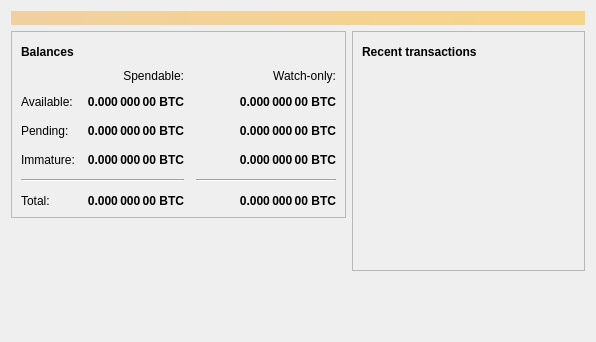
Qt form src/qt/forms/overviewpage.ui (bitcoincore-dev/bitcoin-2001-863168-294116-d812cf1189) before a commit.
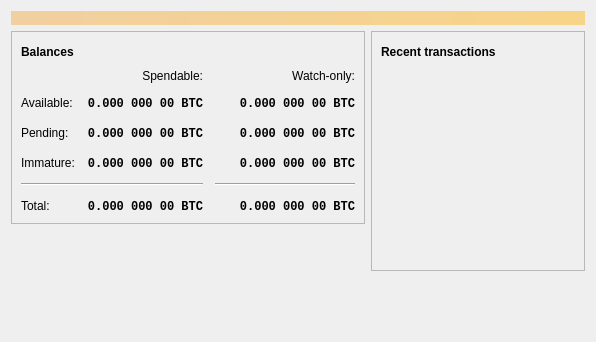
The same form after that commit. Icons and pictures are not drawn. Custom widgets are drawn as their Qt base class.

Commit message:
qt: Use monospace font for BitcoinAmountLabel
This prevents the UI to reflow the columns on every privacy toggle.

```diff
--- a/src/qt/forms/overviewpage.ui
+++ b/src/qt/forms/overviewpage.ui
@@ -118,6 +118,7 @@
              <widget class="BitcoinAmountLabel" name="labelWatchPending">
               <property name="font">
                <font>
+                <family>monospace</family>
                 <weight>75</weight>
                 <bold>true</bold>
                </font>
@@ -143,6 +144,7 @@
              <widget class="BitcoinAmountLabel" name="labelUnconfirmed">
               <property name="font">
                <font>
+                <family>monospace</family>
                 <weight>75</weight>
                 <bold>true</bold>
                </font>
@@ -168,6 +170,7 @@
              <widget class="BitcoinAmountLabel" name="labelWatchImmature">
               <property name="font">
                <font>
+                <family>monospace</family>
                 <weight>75</weight>
                 <bold>true</bold>
                </font>
@@ -226,6 +229,7 @@
              <widget class="BitcoinAmountLabel" name="labelImmature">
               <property name="font">
                <font>
+                <family>monospace</family>
                 <weight>75</weight>
                 <bold>true</bold>
                </font>
@@ -271,6 +275,7 @@
              <widget class="BitcoinAmountLabel" name="labelTotal">
               <property name="font">
                <font>
+                <family>monospace</family>
                 <weight>75</weight>
                 <bold>true</bold>
                </font>
@@ -296,6 +301,7 @@
              <widget class="BitcoinAmountLabel" name="labelWatchTotal">
               <property name="font">
                <font>
+                <family>monospace</family>
                 <weight>75</weight>
                 <bold>true</bold>
                </font>
@@ -338,6 +344,7 @@
              <widget class="BitcoinAmountLabel" name="labelBalance">
               <property name="font">
                <font>
+                <family>monospace</family>
                 <weight>75</weight>
                 <bold>true</bold>
                </font>
@@ -363,6 +370,7 @@
              <widget class="BitcoinAmountLabel" name="labelWatchAvailable">
               <property name="font">
                <font>
+                <family>monospace</family>
                 <weight>75</weight>
                 <bold>true</bold>
                </font>
```
